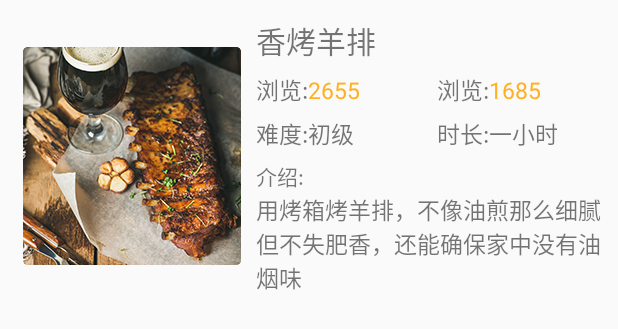
After one commit to yls871435707/CateMenu, an Android app: the layout activity_homepage_huncai_listview_item.xml on its own in the app's theme, with its tools: preview values and no code run, on a phone screen of 412 x 824 dp. The commit adds this screen. Shown: the top 329 px of the screen. Run offline under Robolectric (Android 15) with nearby library versions, the phone set to English and light mode, and no system bars.

Commit message:
两个页面

```diff
--- a/CateMenu/app/src/main/AndroidManifest.xml
+++ b/CateMenu/app/src/main/AndroidManifest.xml
@@ -8,7 +8,7 @@
         android:label="@string/app_name"
         android:supportsRtl="true"
         android:theme="@style/AppTheme">
-        <activity android:name="com.classify.homepage.HomePageActivity">
+        <activity android:name="com.weipao.classifyhomepage.HomePageActivity">
             <intent-filter>
                 <action android:name="android.intent.action.MAIN" />
 
--- a/CateMenu/app/src/main/java/com/classify/homepage/HomePageActivity.java
+++ b/CateMenu/app/src/main/java/com/weipao/classifyhomepage/HomePageActivity.java
@@ -1,4 +1,4 @@
-package com.classify.homepage;
+package com.weipao.classifyhomepage;
 
 import android.app.Activity;
 import android.os.Bundle;
--- /dev/null
+++ b/CateMenu/app/src/main/res/drawable/huncai_banner_linearlayout_shape.xml
@@ -0,0 +1,6 @@
+<?xml version="1.0" encoding="utf-8"?>
+<shape xmlns:android="http://schemas.android.com/apk/res/android">
+    <corners android:topLeftRadius="25dp"
+        android:topRightRadius="25dp"/>
+    <solid android:color="@android:color/white"/>
+</shape>
--- /dev/null
+++ b/CateMenu/app/src/main/res/drawable/huncai_icon_numb_shape.xml
@@ -0,0 +1,5 @@
+<?xml version="1.0" encoding="utf-8"?>
+<shape xmlns:android="http://schemas.android.com/apk/res/android">
+    <corners android:radius="190dp"/>
+    <solid android:color="@color/red"/>
+</shape>
--- /dev/null
+++ b/CateMenu/app/src/main/res/layout/activity_homepage_huncai_listview_item.xml
@@ -0,0 +1,102 @@
+<?xml version="1.0" encoding="utf-8"?>
+<LinearLayout xmlns:android="http://schemas.android.com/apk/res/android"
+    android:layout_width="match_parent"
+    android:layout_height="wrap_content"
+    android:orientation="horizontal"
+    android:paddingLeft="15dp"
+    android:paddingTop="12dp"
+    android:paddingBottom="6dp"
+    android:gravity="center_vertical">
+
+    <ImageView
+        android:id="@+id/huncai_item_imageview"
+        android:layout_width="wrap_content"
+        android:layout_height="wrap_content"
+        android:src="@mipmap/yangpai"/>
+    <LinearLayout
+        android:layout_width="0dp"
+        android:layout_weight="1"
+        android:layout_height="wrap_content"
+        android:orientation="vertical"
+        android:paddingLeft="10dp">
+        <TextView
+            android:id="@+id/huncai_shop_name_textview"
+            android:layout_width="wrap_content"
+            android:layout_height="wrap_content"
+            android:text="香烤羊排"
+            android:layout_marginBottom="6dp"
+            android:textSize="20sp"/>
+        <LinearLayout
+            android:layout_width="match_parent"
+            android:layout_height="wrap_content"
+            android:orientation="horizontal"
+            android:layout_marginBottom="6dp">
+            <TextView
+                android:layout_width="wrap_content"
+                android:layout_height="wrap_content"
+                android:text="@string/scan"
+                android:textSize="15sp"/>
+            <TextView
+                android:id="@+id/huncai_scan_numb_textview"
+                android:layout_width="0dp"
+                android:layout_weight="1"
+                android:layout_height="wrap_content"
+                android:text="2655"
+                android:textSize="15sp"
+                android:textColor="@color/yellow"/>
+            <TextView
+                android:layout_width="wrap_content"
+                android:layout_height="wrap_content"
+                android:textSize="15sp"
+                android:text="@string/scan"/>
+            <TextView
+                android:id="@+id/huncai_tuijian_numb_textview"
+                android:layout_width="0dp"
+                android:layout_weight="1"
+                android:layout_height="wrap_content"
+                android:text="1685"
+                android:textSize="15sp"
+                android:textColor="@color/yellow"/>
+        </LinearLayout>
+        <LinearLayout
+            android:layout_width="match_parent"
+            android:layout_height="wrap_content"
+            android:orientation="horizontal"
+            android:layout_marginBottom="6dp">
+            <TextView
+                android:layout_width="wrap_content"
+                android:layout_height="wrap_content"
+                android:text="@string/nandu"
+                android:textSize="15sp"/>
+            <TextView
+                android:id="@+id/huncai_nandu_level_textview"
+                android:layout_width="0dp"
+                android:layout_weight="1"
+                android:layout_height="wrap_content"
+                android:text="初级"
+                android:textSize="15sp"/>
+            <TextView
+                android:layout_width="wrap_content"
+                android:layout_height="wrap_content"
+                android:textSize="15sp"
+                android:text="@string/time_lenghth"/>
+            <TextView
+                android:id="@+id/huncai_time_lenghth_textview"
+                android:layout_width="0dp"
+                android:layout_weight="1"
+                android:layout_height="wrap_content"
+                android:text="一小时"
+                android:textSize="15sp"/>
+        </LinearLayout>
+        <TextView
+            android:layout_width="wrap_content"
+            android:layout_height="wrap_content"
+            android:text="@string/introduce"/>
+        <TextView
+            android:layout_width="match_parent"
+            android:layout_height="wrap_content"
+            android:paddingRight="10dp"
+            android:textSize="15sp"
+            android:text="用烤箱烤羊排，不像油煎那么细腻但不失肥香，还能确保家中没有油烟味"/>
+    </LinearLayout>
+</LinearLayout>
--- a/CateMenu/app/src/main/res/values/colors.xml
+++ b/CateMenu/app/src/main/res/values/colors.xml
@@ -4,4 +4,6 @@
     <color name="colorPrimaryDark">#303F9F</color>
     <color name="colorAccent">#FF4081</color>
     <color name="yellow">#FFB023</color>
+    <color name="huncai_bg_gray">#EEEEEE</color>
+    <color name="red">#FE0000</color>
 </resources>
--- a/CateMenu/app/src/main/res/values/strings.xml
+++ b/CateMenu/app/src/main/res/values/strings.xml
@@ -9,6 +9,15 @@
     <string name="shop">商城</string>
     <string name="yanhui">宴会助手</string>
     <string name="square">广场</string>
-
+    <string name="scan">浏览:</string>
+    <string name="tuijian">推荐</string>
+    <string name="nandu">难度:</string>
+    <string name="time_lenghth">时长:</string>
+    <string name="introduce">介绍:</string>
+    <string name="xiangjianqiebing">香煎茄饼</string>
+    <string name="add_menu">加入菜单</string>
+    <string name="collect">收藏</string>
+    <string name="foodxiangqing">菜品详情</string>
+    <string name="chihuotaolun">吃货讨论</string>
 
 </resources>
```
Also changed, not shown: CateMenu/app/src/main/res/drawable/huncai_banner_edittext_shape.xml (added, +7 -0 lines), CateMenu/app/src/main/res/layout/activity_homepage_huncai.xml (added, +102 -0 lines), CateMenu/app/src/main/res/layout/activity_xiangjianqiebin.xml (added, +86 -0 lines), CateMenu/app/src/main/res/mipmap-hdpi/back.png (added), CateMenu/app/src/main/res/mipmap-hdpi/collect.png (added), CateMenu/app/src/main/res/mipmap-hdpi/huncai_banner_munu.png (added), CateMenu/app/src/main/res/mipmap-hdpi/huncaibanner.jpg (added), CateMenu/app/src/main/res/mipmap-hdpi/paigu.png (added), CateMenu/app/src/main/res/mipmap-hdpi/suancaiyu.png (added), CateMenu/app/src/main/res/mipmap-hdpi/yangpai.png (added), CateMenu/app/src/main/res/mipmap-hdpi/zan.png (added), CateMenu/app/src/main/res/mipmap-hdpi/zhupafan.png (added).
